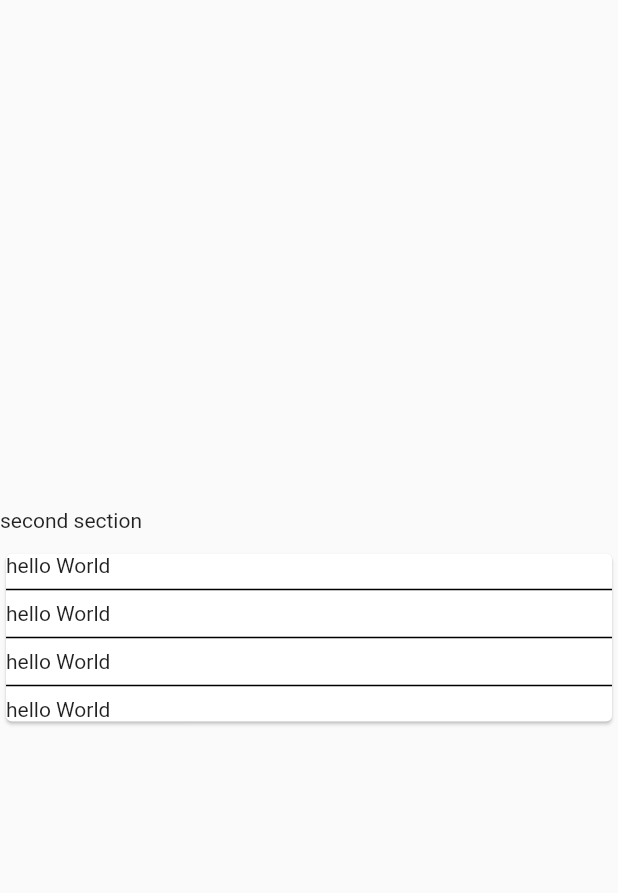
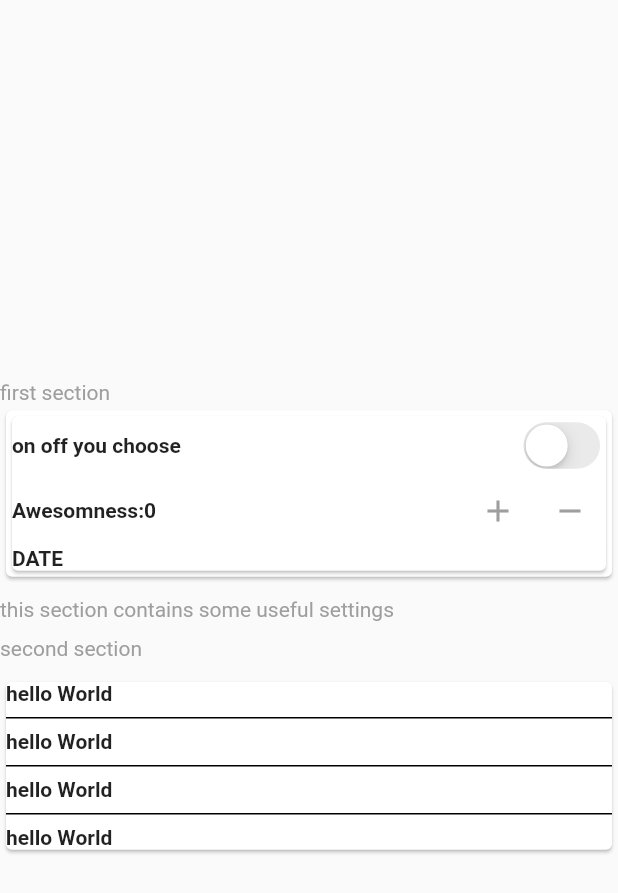
Before and after one commit to Amjadyabroudi128/demo, a Flutter app: the screen it shows after launch, on a phone screen of 412 x 824 dp. Shown: the top 893 px of the screen. Run offline on Flutter 3.47's test engine with Material 2 defaults, Android fonts, the phone set to English and light mode, and no system bars.

Commit message:
Update main.dart

```diff
--- a/lib/main.dart
+++ b/lib/main.dart
@@ -1,41 +1,114 @@
+import 'dart:math';
+
+import 'package:flutter/cupertino.dart';
 import 'package:flutter/material.dart';
 
 void main() {
-  runApp(const Demo());
+  runApp( Demo());
 }
 
 class Demo extends StatefulWidget {
-  const Demo({Key? key}) : super(key: key);
 
   @override
   State<Demo> createState() => _DemoState();
 }
 
 class _DemoState extends State<Demo> {
+  int _counter = 0;
+  void _incrementCounter() {
+    setState(() {
+      if (_counter == 11) {
+      } else {
+        _counter++;
+      }
+    });
+  }
+
+  void _decrementCounter() {
+    setState(() {
+      if (_counter == 0) {
+      } else {
+        _counter--;
+      }
+    });
+  }
+  bool isSwitched = false;
+  DateTime dateTime = DateTime(3000, 2, 1, 10, 20);
   @override
   Widget build(BuildContext context) {
     return MaterialApp(
+      debugShowCheckedModeBanner: false,
       home: Scaffold(
         body: Center(
           child: Column(
             mainAxisAlignment: MainAxisAlignment.center,
             crossAxisAlignment: CrossAxisAlignment.start,
             children: [
-              Text('second section',),
+              Text('first section', style: TextStyle(color: Colors.grey),),
+              Card(
+                child: Card(
+                  child: Container(
+                    child: Column(
+                      children: [
+                        Row(
+                          children: [
+                          Text('on off you choose', style: TextStyle(fontWeight: FontWeight.bold)),
+                            Spacer(),
+                            CupertinoSwitch(
+                              value: isSwitched,
+                              onChanged: (bool value){
+                                setState(() {
+                                  isSwitched = value;
+                                });
+                              },
+                            ),
+                          ],
+                        ),
+
+                        Row(
+                          children: [
+                            Text('Awesomness:' + '$_counter', style: TextStyle(fontWeight: FontWeight.bold),),
+                            Spacer(),
+                            IconButton(
+                              icon: Icon(Icons.add),
+                              color: Colors.grey,
+                              onPressed: _incrementCounter,
+                            ),
+                            IconButton(
+                              icon: Icon(Icons.remove),
+                              color: Colors.grey,
+                              onPressed: _decrementCounter,
+                            ),
+                          ],
+                        ),
+                        Row(
+                          children: [
+                            Text('DATE', style: TextStyle(fontWeight: FontWeight.bold),),
+
+                          ],
+                        )
+                      ],
+                    ),
+                  ),
+                ),
+              ),
+              SizedBox(height: 10,),
+              Text('this section contains some useful settings', style: TextStyle(color: Colors.grey),),
+              SizedBox(height: 10,),
+              Text('second section', style: TextStyle(color: Colors.grey),),
               SizedBox(height: 10,),
               Card(
                 child: Container(
-
                   child: Column(
                     crossAxisAlignment: CrossAxisAlignment.start,
                     children: [
-                      Text('hello World'),
+                      Text('hello World', style: TextStyle(fontWeight: FontWeight.bold),),
                       Divider(color: Colors.black, thickness: 1,),
-                      Text('hello World'),
+                      Text('hello World', style: TextStyle(fontWeight: FontWeight.bold),),
                       Divider(color: Colors.black, thickness: 1,),
-                      Text('hello World'),
+                      Text('hello World', style: TextStyle(fontWeight: FontWeight.bold),),
                       Divider(color: Colors.black, thickness: 1,),
-                      Text('hello World'),
+                      Text('hello World', style: TextStyle(fontWeight: FontWeight.bold),),
                     ],
                   ),
                 )
```
